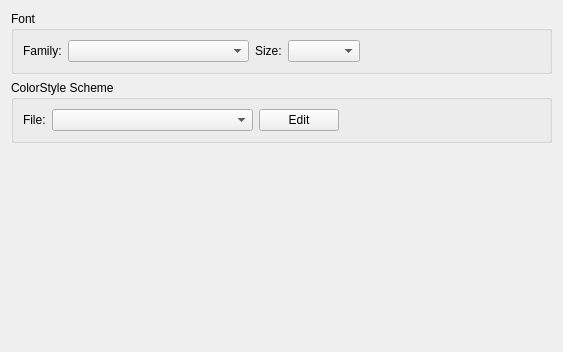
First picture: the form in liteidex/src/plugins/liteeditor/liteeditoroption.ui, repository seanxyh/liteide, before the edit.
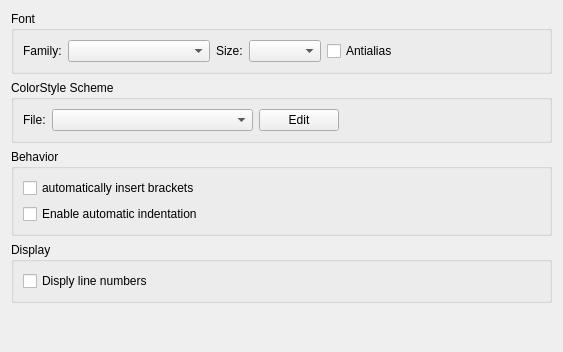
Second picture: the form after the edit.

Commit message: LiteEditor: behavior and display option

What changed in the file:
```diff
--- a/liteidex/src/plugins/liteeditor/liteeditoroption.ui
+++ b/liteidex/src/plugins/liteeditor/liteeditoroption.ui
@@ -54,6 +54,13 @@
         </property>
        </widget>
       </item>
+      <item>
+       <widget class="QCheckBox" name="antialiasCheckBox">
+        <property name="text">
+         <string>Antialias</string>
+        </property>
+       </widget>
+      </item>
       <item>
        <spacer name="horizontalSpacer">
         <property name="orientation">
@@ -116,6 +123,45 @@
      </layout>
     </widget>
    </item>
+   <item>
+    <widget class="QGroupBox" name="groupBox_3">
+     <property name="title">
+      <string>Behavior</string>
+     </property>
+     <layout class="QVBoxLayout" name="verticalLayout_2">
+      <item>
+       <widget class="QCheckBox" name="autoBracesCheckBox">
+        <property name="text">
+         <string>automatically insert brackets</string>
+        </property>
+       </widget>
+      </item>
+      <item>
+       <widget class="QCheckBox" name="autoIndentCheckBox">
+        <property name="text">
+         <string>Enable automatic indentation</string>
+        </property>
+       </widget>
+      </item>
+     </layout>
+    </widget>
+   </item>
+   <item>
+    <widget class="QGroupBox" name="groupBox_4">
+     <property name="title">
+      <string>Display</string>
+     </property>
+     <layout class="QHBoxLayout" name="horizontalLayout_4">
+      <item>
+       <widget class="QCheckBox" name="lineNumberVisibleCheckBox">
+        <property name="text">
+         <string>Disply line numbers</string>
+        </property>
+       </widget>
+      </item>
+     </layout>
+    </widget>
+   </item>
    <item>
     <spacer name="verticalSpacer">
      <property name="orientation">
@@ -124,7 +170,7 @@
      <property name="sizeHint" stdset="0">
       <size>
        <width>20</width>
-       <height>145</height>
+       <height>40</height>
       </size>
      </property>
     </spacer>
```
The commit also changes 5 other files.
